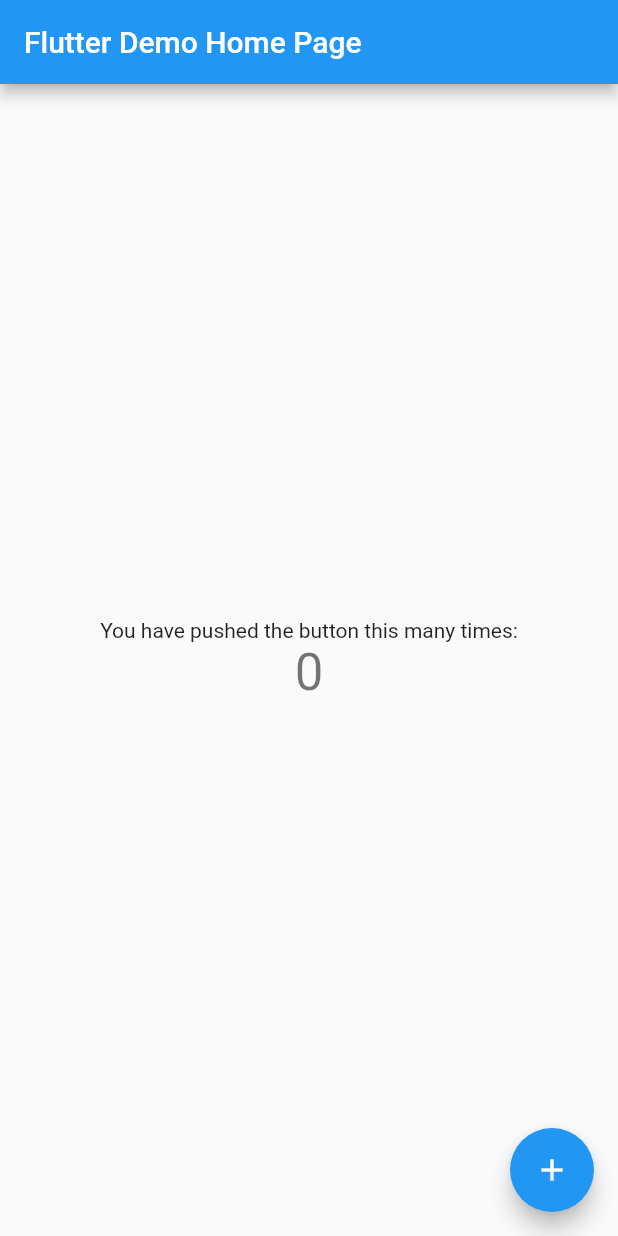
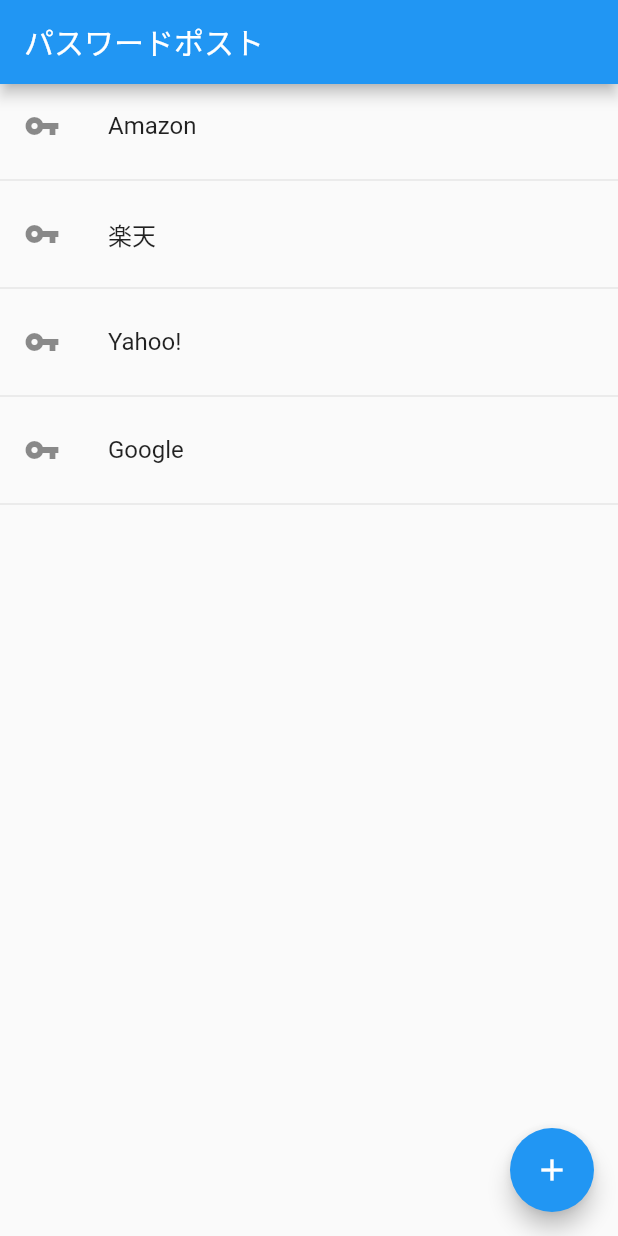
Before and after one commit to RyohaveGithub/pw_farm, a Flutter app: the screen it shows after launch, on a phone screen of 412 x 824 dp. Run offline on Flutter 3.47's test engine with Material 2 defaults, Android fonts, the phone set to English and light mode, and no system bars.

Commit message:
start udemy

```diff
--- a/lib/main.dart
+++ b/lib/main.dart
@@ -1,3 +1,4 @@
+import 'package:flutter/cupertino.dart';
 import 'package:flutter/material.dart';
 
 void main() {
@@ -6,22 +7,11 @@
 
 class MyApp extends StatelessWidget {
   const MyApp({Key? key}) : super(key: key);
-
-  // This widget is the root of your application.
   @override
   Widget build(BuildContext context) {
     return MaterialApp(
       title: 'Flutter Demo',
       theme: ThemeData(
-        // This is the theme of your application.
-        //
-        // Try running your application with "flutter run". You'll see the
-        // application has a blue toolbar. Then, without quitting the app, try
-        // changing the primarySwatch below to Colors.green and then invoke
-        // "hot reload" (press "r" in the console where you ran "flutter run",
-        // or simply save your changes to "hot reload" in a Flutter IDE).
-        // Notice that the counter didn't reset back to zero; the application
-        // is not restarted.
         primarySwatch: Colors.blue,
       ),
       home: const MyHomePage(title: 'Flutter Demo Home Page'),
@@ -31,85 +21,46 @@
 
 class MyHomePage extends StatefulWidget {
   const MyHomePage({Key? key, required this.title}) : super(key: key);
-
-  // This widget is the home page of your application. It is stateful, meaning
-  // that it has a State object (defined below) that contains fields that affect
-  // how it looks.
-
-  // This class is the configuration for the state. It holds the values (in this
-  // case the title) provided by the parent (in this case the App widget) and
-  // used by the build method of the State. Fields in a Widget subclass are
-  // always marked "final".
-
   final String title;
-
   @override
   State<MyHomePage> createState() => _MyHomePageState();
 }
 
 class _MyHomePageState extends State<MyHomePage> {
   int _counter = 0;
-
+  List<String> titleList =["Amazon","楽天","Yahoo!","Google"];
   void _incrementCounter() {
     setState(() {
-      // This call to setState tells the Flutter framework that something has
-      // changed in this State, which causes it to rerun the build method below
-      // so that the display can reflect the updated values. If we changed
-      // _counter without calling setState(), then the build method would not be
-      // called again, and so nothing would appear to happen.
       _counter++;
     });
   }
 
   @override
   Widget build(BuildContext context) {
-    // This method is rerun every time setState is called, for instance as done
-    // by the _incrementCounter method above.
-    //
-    // The Flutter framework has been optimized to make rerunning build methods
-    // fast, so that you can just rebuild anything that needs updating rather
-    // than having to individually change instances of widgets.
     return Scaffold(
       appBar: AppBar(
-        // Here we take the value from the MyHomePage object that was created by
-        // the App.build method, and use it to set our appbar title.
-        title: Text(widget.title),
+        title: const Text("パスワードポスト"),
       ),
-      body: Center(
-        // Center is a layout widget. It takes a single child and positions it
-        // in the middle of the parent.
-        child: Column(
-          // Column is also a layout widget. It takes a list of children and
-          // arranges them vertically. By default, it sizes itself to fit its
-          // children horizontally, and tries to be as tall as its parent.
-          //
-          // Invoke "debug painting" (press "p" in the console, choose the
-          // "Toggle Debug Paint" action from the Flutter Inspector in Android
-          // Studio, or the "Toggle Debug Paint" command in Visual Studio Code)
-          // to see the wireframe for each widget.
-          //
-          // Column has various properties to control how it sizes itself and
-          // how it positions its children. Here we use mainAxisAlignment to
-          // center the children vertically; the main axis here is the vertical
-          // axis because Columns are vertical (the cross axis would be
-          // horizontal).
-          mainAxisAlignment: MainAxisAlignment.center,
-          children: <Widget>[
-            const Text(
-              'You have pushed the button this many times:',
-            ),
-            Text(
-              '$_counter',
-              style: Theme.of(context).textTheme.headline4,
-            ),
-          ],
-        ),
+      body: ListView.builder(
+        itemCount: titleList.length,
+          itemBuilder: (BuildContext context,int i){
+            return Column(
+              children:[
+                ListTile(
+                  leading: const Icon(Icons.vpn_key),
+                  title: Text(titleList[i]),
+                ),
+                const Divider(),
+              ]
+
+            );
+    },
       ),
       floatingActionButton: FloatingActionButton(
         onPressed: _incrementCounter,
         tooltip: 'Increment',
         child: const Icon(Icons.add),
-      ), // This trailing comma makes auto-formatting nicer for build methods.
+      ),
     );
   }
 }
```
